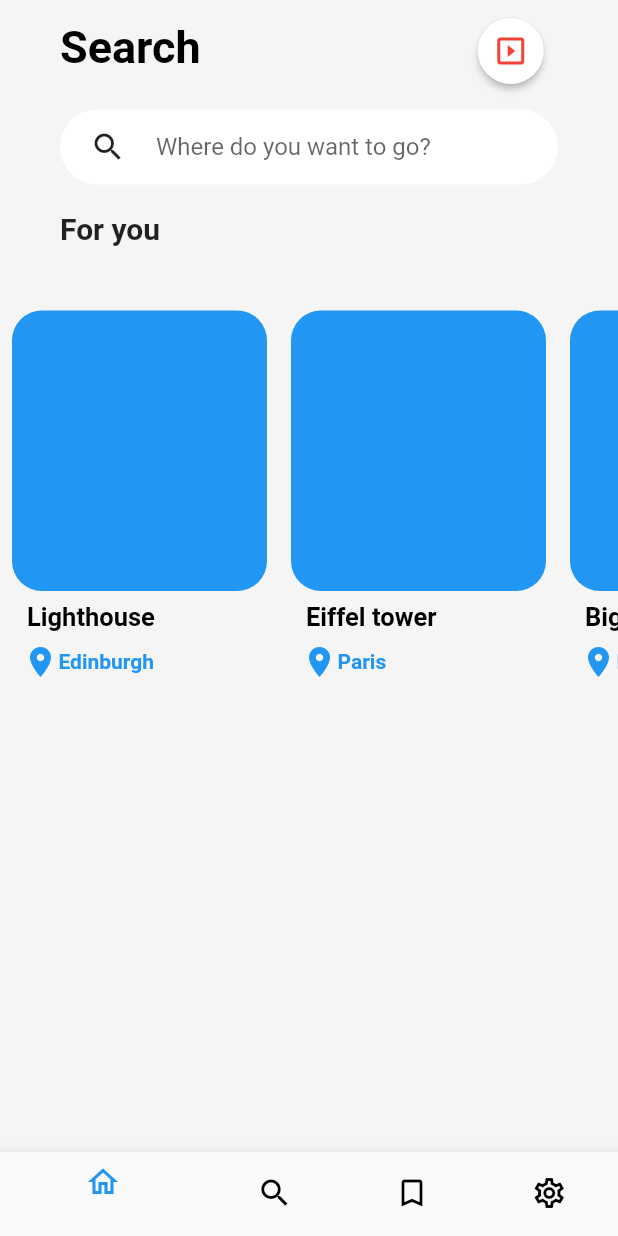
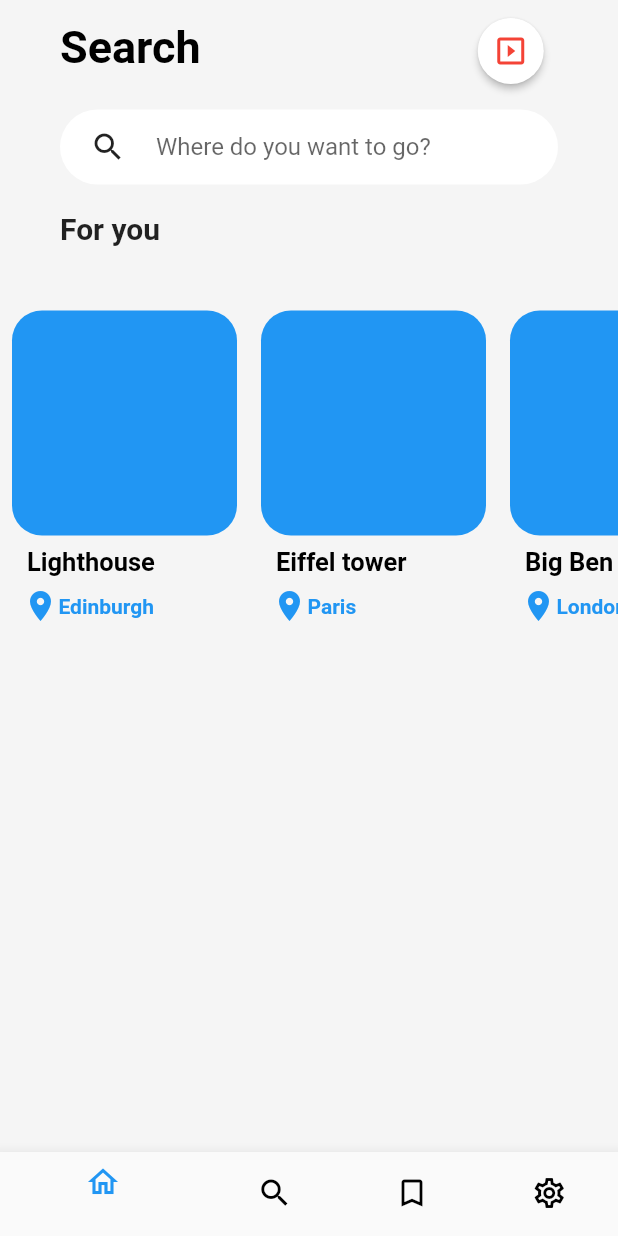
Before and after one commit to LeThienn/travel_app, a Flutter app: the screen it shows after launch, swiped to page 2, on a phone screen of 412 x 824 dp. Run offline on Flutter 3.47's test engine with Material 2 defaults, Android fonts, the phone set to English and light mode, and no system bars.

Commit message:
update listview horizontal

```diff
--- a/lib/src/components/widget_search/list/listview_horizontal.dart
+++ b/lib/src/components/widget_search/list/listview_horizontal.dart
@@ -19,30 +19,23 @@ class _ListViewHorizontalTravelState extends State<ListViewHorizontalTravel> {
   ];
   @override
   Widget build(BuildContext context) {
-
     return ListView.builder(
         itemCount: travel.length,
         scrollDirection: Axis.horizontal,
         itemBuilder: (BuildContext contFext, int index) {
           return Container(
             padding: const EdgeInsets.only(left: 8, top: 15, right: 8),
-            height: 300, // chieu dai cua tung card
             child: SizedBox(
-                width: 170.0,
+                width: 150.0,
                 child: Column(
                   children: [
-                    Expanded(
-                      flex: 1,
-                      child: Container(
+                    Container(
+                      height: 150,
                       decoration: const BoxDecoration(
-                            borderRadius:
-                                BorderRadius.all(Radius.circular(20.0)),
+                          borderRadius: BorderRadius.all(Radius.circular(20.0)),
                           color: Colors.blue),
                     ),
-                    ),
-                    Expanded(
-                      flex: 2,
-                      child: Column(
+                    Column(
                       children: [
                         Row(
                           children: [
@@ -78,7 +71,6 @@ class _ListViewHorizontalTravelState extends State<ListViewHorizontalTravel> {
                         ),
                       ],
                     ),
-                    )
                   ],
                 )),
           );
```
Lines whose indentation alone changed are shown as unchanged.
